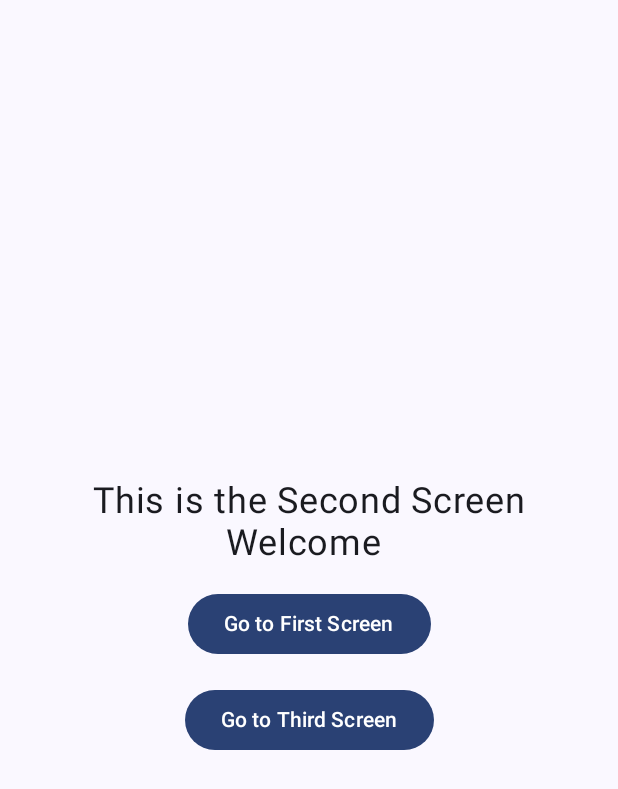
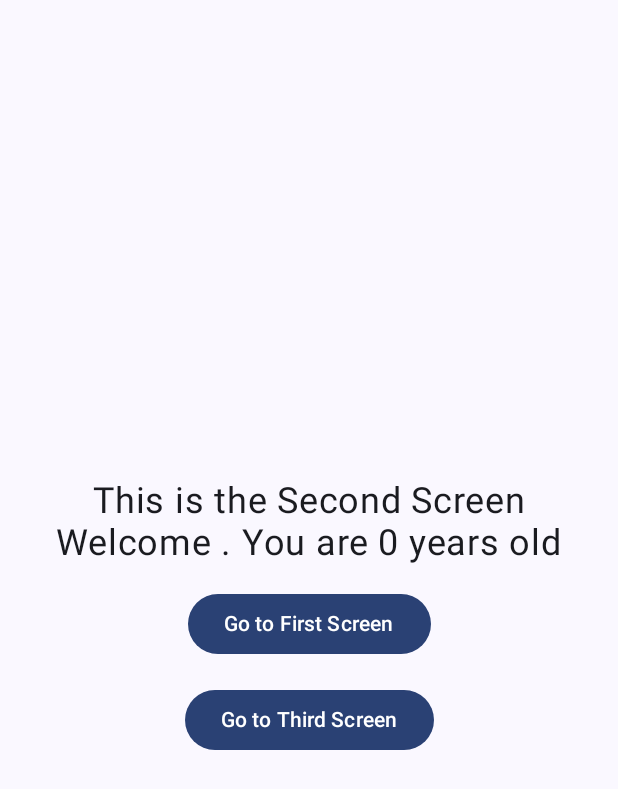
Before and after one commit to mjalal-uw/NavigationSample, an Android app built with Jetpack Compose: the screen it shows after launch (MainActivity), after a tap on "Go to Second Screen", on a phone screen of 412 x 824 dp. Shown: the top 789 px of the screen. Run offline under Robolectric (Android 15) with nearby library versions, the phone set to English and light mode, and no system bars.

Commit message:
Passing age from first screen to second.

```diff
--- a/app/src/main/java/com/example/SecondScreen.kt
+++ b/app/src/main/java/com/example/SecondScreen.kt
@@ -16,7 +16,13 @@ import androidx.compose.ui.unit.dp
 import androidx.compose.ui.unit.sp
 
 @Composable
-fun SecondScreen(navigateToFirstScreen: (String) -> Unit, navigateToThirdScreen: () -> Unit, name: String, modifier: Modifier = Modifier) {
+fun SecondScreen(
+    navigateToFirstScreen: (String, Int) -> Unit,
+    navigateToThirdScreen: () -> Unit,
+    name: String,
+    age: Int,
+    modifier: Modifier = Modifier
+) {
 
     Column(
         modifier = Modifier
@@ -26,13 +32,13 @@ fun SecondScreen(navigateToFirstScreen: (String) -> Unit, navigateToThirdScreen:
         horizontalAlignment = Alignment.CenterHorizontally
     ) {
         Text("This is the Second Screen", fontSize = 24.sp)
-        Text("Welcome $name", fontSize = 24.sp)
+        Text("Welcome $name. You are $age years old", fontSize = 24.sp)
         Spacer(modifier = Modifier.height(16.dp))
-        Button(onClick = { navigateToFirstScreen(name) }) {
+        Button(onClick = { navigateToFirstScreen(name, age) }) {
             Text("Go to First Screen")
         }
         Spacer(modifier = Modifier.height(16.dp))
-        Button (onClick = { navigateToThirdScreen() }) {
+        Button(onClick = { navigateToThirdScreen() }) {
             Text("Go to Third Screen")
         }
     }
@@ -41,5 +47,5 @@ fun SecondScreen(navigateToFirstScreen: (String) -> Unit, navigateToThirdScreen:
 @Preview
 @Composable
 fun SecondScreenPreview() {
-    SecondScreen(navigateToFirstScreen = {}, navigateToThirdScreen = {}, name = "")
+    SecondScreen(navigateToFirstScreen = { name, age -> }, navigateToThirdScreen = {}, name = "", age = 0)
 }
--- a/app/src/main/java/com/example/navigationsample/FirstScreen.kt
+++ b/app/src/main/java/com/example/navigationsample/FirstScreen.kt
@@ -10,6 +10,7 @@ import androidx.compose.material3.Button
 import androidx.compose.material3.OutlinedTextField
 import androidx.compose.material3.Text
 import androidx.compose.runtime.Composable
+import androidx.compose.runtime.mutableIntStateOf
 import androidx.compose.runtime.mutableStateOf
 import androidx.compose.runtime.remember
 import androidx.compose.ui.Alignment
@@ -19,10 +20,9 @@ import androidx.compose.ui.unit.dp
 import androidx.compose.ui.unit.sp
 
 @Composable
-fun FirstScreen(navigateToSecondScreen: (String) -> Unit, modifier: Modifier = Modifier) {
-    val name = remember {
-        mutableStateOf("")
-    }
+fun FirstScreen(navigateToSecondScreen: (String, Int) -> Unit, modifier: Modifier = Modifier) {
+    val name = remember { mutableStateOf("") }
+    val age = remember { mutableIntStateOf(0) }
 
     Column(
         modifier = Modifier
@@ -34,7 +34,12 @@ fun FirstScreen(navigateToSecondScreen: (String) -> Unit, modifier: Modifier = M
         Text("This is the First Screen", fontSize = 24.sp)
         Spacer(modifier = Modifier.height(16.dp))
         OutlinedTextField(value = name.value, onValueChange = { name.value = it })
-        Button(onClick = { navigateToSecondScreen(name.value) }) {
+        OutlinedTextField(
+            value = age.intValue.toString(),
+            onValueChange = { age.intValue = it.toIntOrNull() ?:0 },
+            label = { Text("Enter Age") }
+        )
+        Button(onClick = { navigateToSecondScreen(name.value, age.intValue) }) {
             Text("Go to Second Screen")
         }
     }
@@ -43,5 +48,5 @@ fun FirstScreen(navigateToSecondScreen: (String) -> Unit, modifier: Modifier = M
 @Preview
 @Composable
 fun FirstScreenPreview() {
-    FirstScreen(navigateToSecondScreen = {})
+    FirstScreen(navigateToSecondScreen = {name, age -> })
 }
--- a/app/src/main/java/com/example/navigationsample/MainActivity.kt
+++ b/app/src/main/java/com/example/navigationsample/MainActivity.kt
@@ -36,14 +36,15 @@ fun MyApp(modifier: Modifier = Modifier) {
     val navController = rememberNavController()
     NavHost(navController = navController, startDestination = "firstscreen") {
         composable(route = "firstscreen") {
-            FirstScreen(navigateToSecondScreen = { name -> navController.navigate(route = "secondscreen/$name") })
+            FirstScreen(navigateToSecondScreen = { name, age -> navController.navigate(route = "secondscreen/$name/$age") })
 
         }
-        composable(route = "secondscreen/{name}") {
+        composable(route = "secondscreen/{name}/{age}") {
             SecondScreen(
-                navigateToFirstScreen = { navController.navigate("firstscreen") },
+                navigateToFirstScreen = { name, age -> navController.navigate("firstscreen") },
                 navigateToThirdScreen = { navController.navigate(route = "thirdscreen") },
-                name = it.arguments?.getString("name") ?: "no name"
+                name = it.arguments?.getString("name") ?: "no name",
+                age = it.arguments?.getString("age") ?.toIntOrNull()?: 0
             )
         }
         composable(route = "thirdscreen") {
```
